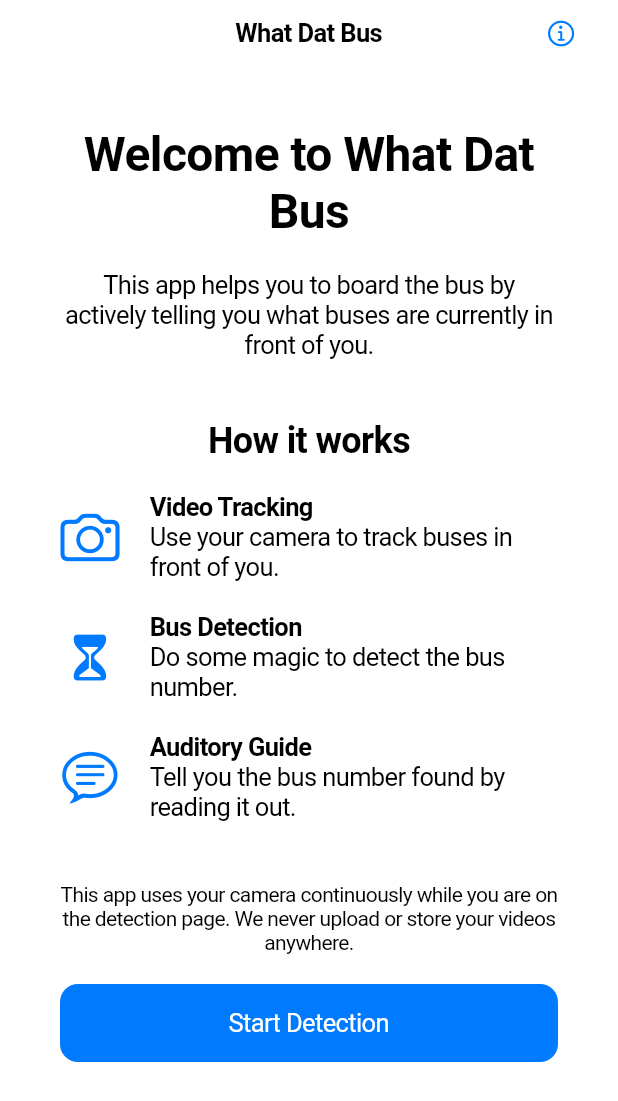
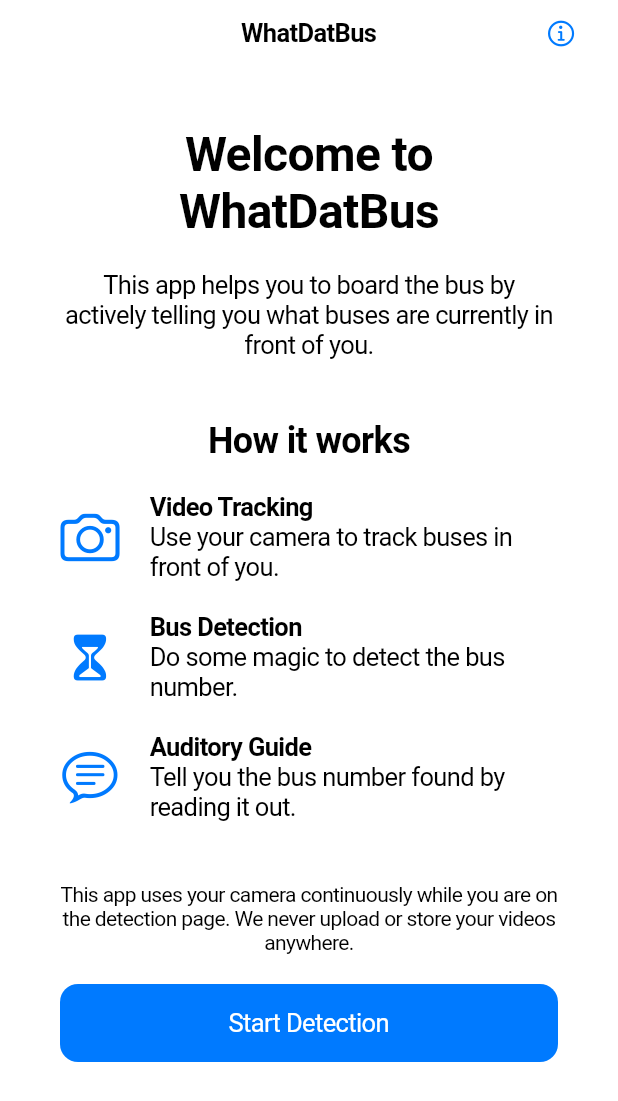
Before and after one commit to chamburr/whatdatbus, a Flutter app: the screen it shows after launch, on a phone screen of 412 x 824 dp. Shown: the top 1101 px of the screen. Run offline on Flutter 3.47's test engine with Material 2 defaults, Android fonts, the phone set to English and light mode, and no system bars; our stand-ins replace camera, flutter_tts; missing offline and left inert: google_ml_kit, tflite.

Commit message:
build: update application name

```diff
--- a/lib/constants.dart
+++ b/lib/constants.dart
@@ -1,3 +1,3 @@
-const TITLE = 'What Dat Bus';
+const TITLE = 'WhatDatBus';
 const VERSION = '0.1.0';
 const REPO_URL = 'github.com/chamburr/whatdatbus';
```
Also changed, not shown: 2 other files.
